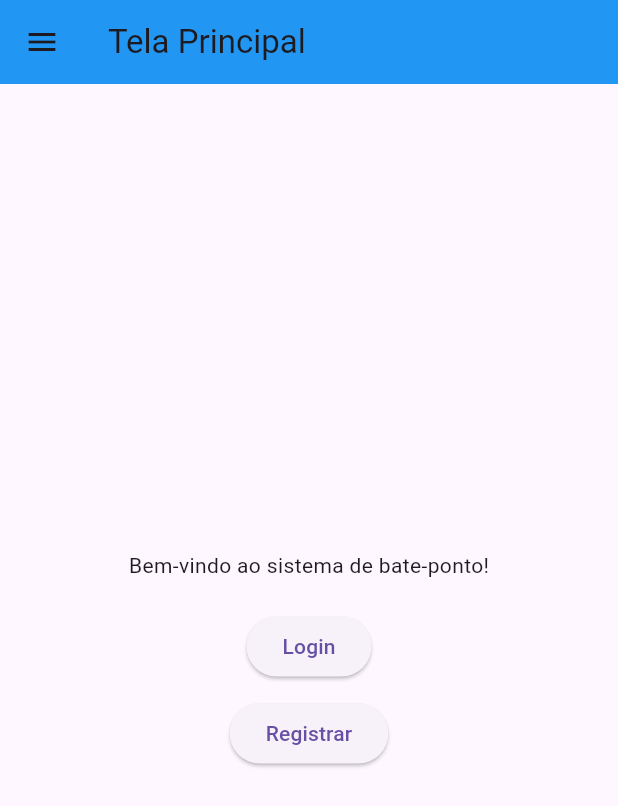
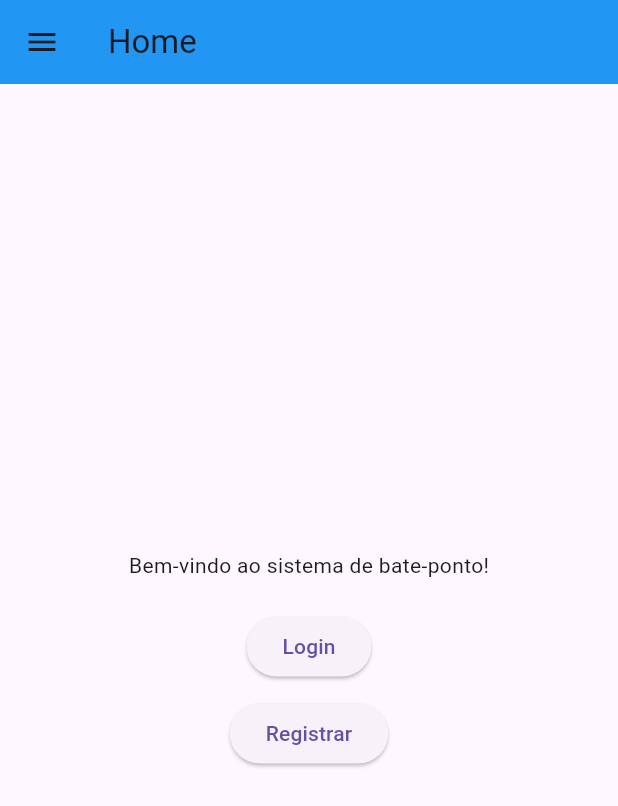
Before and after one commit to Donizeth041/bate_ponto_trabalho, a Flutter app: the screen it shows after launch, on a phone screen of 412 x 824 dp. Shown: the top 806 px of the screen. Run offline on Flutter 3.47's test engine with Material 3 defaults, Android fonts, the phone set to English and light mode, and no system bars.

Commit message:
alteracao nova

```diff
--- a/lib/main.dart
+++ b/lib/main.dart
@@ -28,7 +28,7 @@ class MainScreen extends StatelessWidget {
   Widget build(BuildContext context) {
     return Scaffold(
       appBar: AppBar(
-        title: Text('Tela Principal'),
+        title: Text('Home'),
         backgroundColor: Colors.blue,
       ),
       drawer: Drawer(
```
